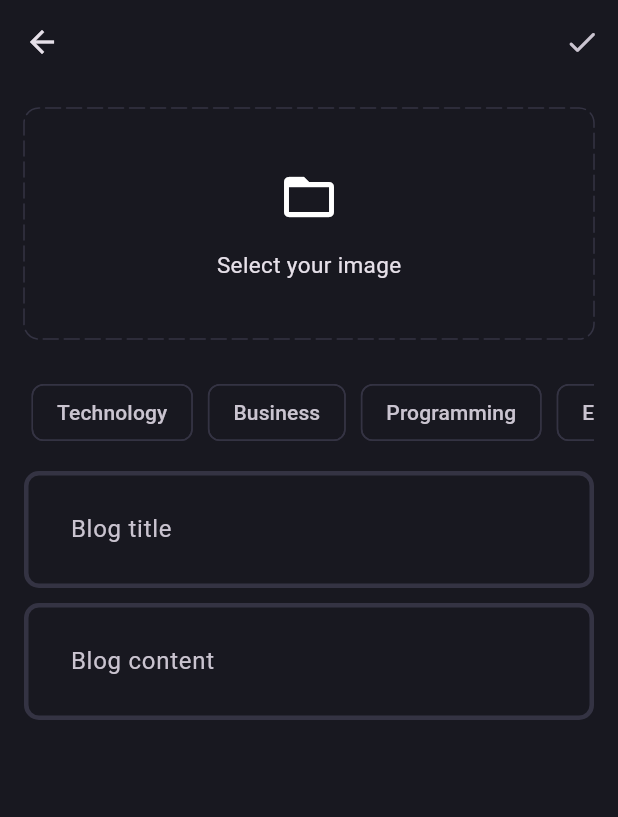
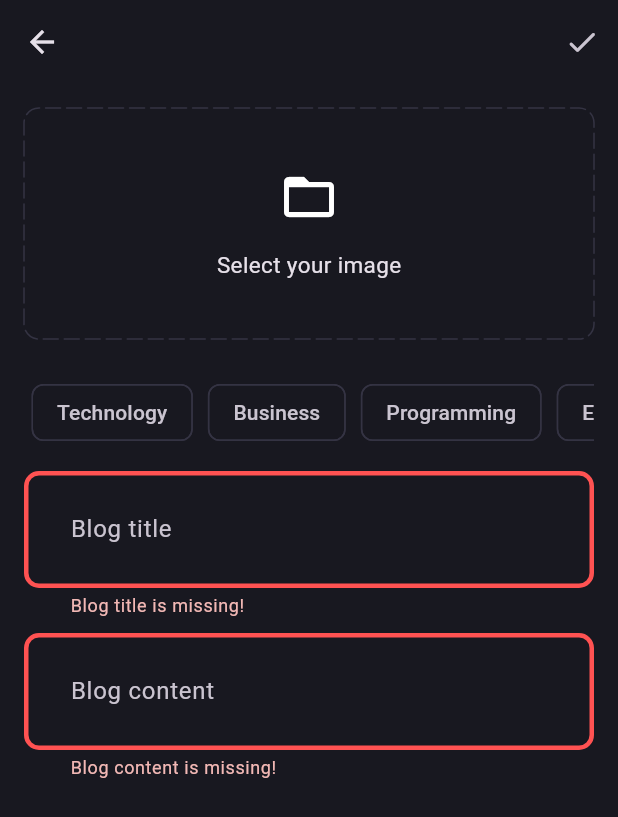
Before and after one commit to ziii19/blog-app, a Flutter app: the AddNewBlogPage screen opened directly, after a tap on the "done" icon, on a phone screen of 412 x 824 dp. Shown: the top 817 px of the screen. Run offline on Flutter 3.47's test engine with Material 3 defaults, Android fonts, the phone set to English and light mode, and no system bars; drawn by our look-alikes of dotted_border; our stand-ins replace flutter_bloc, fpdart, get_it, image_picker, supabase_flutter; accounts and stored records are empty.

Commit message:
create blog model and create feature add new blog

```diff
--- /dev/null
+++ b/lib/features/blog/data/datasources/blog_remote_data_sources.dart
@@ -0,0 +1,47 @@
+import 'dart:io';
+
+import 'package:blog_app/core/error/exceptions.dart';
+import 'package:blog_app/features/blog/data/models/blog_models.dart';
+import 'package:supabase_flutter/supabase_flutter.dart';
+
+abstract interface class BlogRemoteDataSource {
+  Future<BlogModel> uploadBlog(BlogModel blog);
+  Future<String> uploadBlogImage(
+      {required File image, required BlogModel blog});
+}
+
+class BlogRemoteDataSourceImpl implements BlogRemoteDataSource {
+  final SupabaseClient supabaseClient;
+
+  BlogRemoteDataSourceImpl(this.supabaseClient);
+  @override
+  Future<BlogModel> uploadBlog(BlogModel blog) async {
+    try {
+      final result =
+          await supabaseClient.from('blogs').insert(blog.toJson()).select();
+
+      return BlogModel.fromJson(result.first);
+    } catch (e) {
+      throw ServerException(e.toString());
+    }
+  }
+
+  @override
+  Future<String> uploadBlogImage({
+    required File image,
+    required BlogModel blog,
+  }) async {
+    try {
+      await supabaseClient.storage.from('blog_images').upload(
+            blog.id,
+            image,
+          );
+
+      return supabaseClient.storage.from('blog_images').getPublicUrl(
+            blog.id,
+          );
+    } catch (e) {
+      throw ServerException(e.toString());
+    }
+  }
+}
--- /dev/null
+++ b/lib/features/blog/data/models/blog_models.dart
@@ -0,0 +1,58 @@
+import 'package:blog_app/features/blog/domain/entities/blog.dart';
+
+class BlogModel extends Blog {
+  BlogModel(
+      {required super.id,
+      required super.blogId,
+      required super.title,
+      required super.content,
+      required super.imageUrl,
+      required super.topics,
+      required super.updatedAt});
+
+  Map<String, dynamic> toJson() {
+    return <String, dynamic>{
+      'id': id,
+      'blog_id': blogId,
+      'title': title,
+      'content': content,
+      'image_url': imageUrl,
+      'topics': topics,
+      'updated_at': updatedAt.toIso8601String(),
+    };
+  }
+
+  factory BlogModel.fromJson(Map<String, dynamic> map) {
+    return BlogModel(
+      id: map['id'] as String,
+      blogId: map['blog_id'] as String,
+      title: map['title'] as String,
+      content: map['content'] as String,
+      imageUrl: map['image_url'] as String,
+      topics: List<String>.from(map['topics'] ?? []),
+      updatedAt: map['updated_at'] == null
+          ? DateTime.now()
+          : DateTime.parse(map['updated_at']),
+    );
+  }
+
+  BlogModel copyWith({
+    String? id,
+    String? blogId,
+    String? title,
+    String? content,
+    String? imageUrl,
+    List<String>? topics,
+    DateTime? updatedAt,
+  }) {
+    return BlogModel(
+      id: id ?? this.id,
+      blogId: blogId ?? this.blogId,
+      title: title ?? this.title,
+      content: content ?? this.content,
+      imageUrl: imageUrl ?? this.imageUrl,
+      topics: topics ?? this.topics,
+      updatedAt: updatedAt ?? this.updatedAt,
+    );
+  }
+}
--- /dev/null
+++ b/lib/features/blog/domain/entities/blog.dart
@@ -0,0 +1,19 @@
+class Blog {
+  final String id;
+  final String blogId;
+  final String title;
+  final String content;
+  final String imageUrl;
+  final List<String> topics;
+  final DateTime updatedAt;
+
+  Blog({
+    required this.id,
+    required this.blogId,
+    required this.title,
+    required this.content,
+    required this.imageUrl,
+    required this.topics,
+    required this.updatedAt,
+  });
+}
--- /dev/null
+++ b/lib/features/blog/domain/repositories/blog_repository.dart
@@ -0,0 +1,16 @@
+import 'dart:io';
+
+import 'package:blog_app/core/error/failures.dart';
+import 'package:fpdart/fpdart.dart';
+
+import '../../data/models/blog_models.dart';
+
+abstract interface class BlogRepository {
+  Future<Either<Failure, BlogModel>> uploadBlog({
+    required File image,
+    required String title,
+    required String content,
+    required String blogId,
+    required List<String> topics,
+  });
+}
--- /dev/null
+++ b/lib/features/blog/domain/usecases/upload_blog.dart
@@ -0,0 +1,37 @@
+import 'dart:io';
+
+import 'package:blog_app/core/error/failures.dart';
+import 'package:blog_app/core/usecase/usecase.dart';
+import 'package:blog_app/features/blog/domain/entities/blog.dart';
+import 'package:blog_app/features/blog/domain/repositories/blog_repository.dart';
+import 'package:fpdart/fpdart.dart';
+
+class UploadBlog implements Usecase<Blog, UploadBlogParam> {
+  final BlogRepository blogRepository;
+  UploadBlog(this.blogRepository);
+  @override
+  Future<Either<Failure, Blog>> call(UploadBlogParam params) async {
+    return await blogRepository.uploadBlog(
+      image: params.image,
+      title: params.title,
+      content: params.content,
+      blogId: params.blogId,
+      topics: params.topics,
+    );
+  }
+}
+
+class UploadBlogParam {
+  final String blogId;
+  final String title;
+  final String content;
+  final File image;
+  final List<String> topics;
+
+  UploadBlogParam(
+      {required this.blogId,
+      required this.title,
+      required this.content,
+      required this.image,
+      required this.topics});
+}
--- /dev/null
+++ b/lib/features/blog/presentation/bloc/blog_bloc.dart
@@ -0,0 +1,33 @@
+import 'dart:io';
+
+import 'package:blog_app/features/blog/domain/usecases/upload_blog.dart';
+import 'package:flutter/material.dart';
+import 'package:flutter_bloc/flutter_bloc.dart';
+
+part 'blog_event.dart';
+part 'blog_state.dart';
+
+class BlogBloc extends Bloc<BlogEvent, BlogState> {
+  final UploadBlog uploadBlog;
+  BlogBloc(this.uploadBlog) : super(BlogInitial()) {
+    on<BlogEvent>((event, emit) => emit(BlogLoading()));
+    on<BlocUpload>(_onBlogUpload);
+  }
+
+  void _onBlogUpload(BlocUpload event, Emitter<BlogState> emit) async {
+    emit(BlogLoading());
+    final result = await uploadBlog(UploadBlogParam(
+      blogId: event.blogId,
+      title: event.title,
+      content: event.content,
+      image: event.image,
+      topics: event.topics,
+    ));
+    result.fold(
+      (l) => emit(BlogFailure(l.toString())),
+      (r) => emit(
+        BlogSuccess(),
+      ),
+    );
+  }
+}
--- /dev/null
+++ b/lib/features/blog/presentation/bloc/blog_event.dart
@@ -0,0 +1,19 @@
+part of 'blog_bloc.dart';
+
+@immutable
+sealed class BlogEvent {}
+
+final class BlocUpload extends BlogEvent {
+  final String blogId;
+  final String title;
+  final String content;
+  final File image;
+  final List<String> topics;
+  BlocUpload({
+    required this.blogId,
+    required this.title,
+    required this.content,
+    required this.image,
+    required this.topics,
+  });
+}
--- /dev/null
+++ b/lib/features/blog/presentation/bloc/blog_state.dart
@@ -0,0 +1,16 @@
+part of 'blog_bloc.dart';
+
+@immutable
+sealed class BlogState {}
+
+final class BlogInitial extends BlogState {}
+
+final class BlogLoading extends BlogState {}
+
+final class BlogFailure extends BlogState {
+  final String error;
+
+  BlogFailure(this.error);
+}
+
+class BlogSuccess extends BlogState {}
--- a/lib/features/blog/presentation/pages/add_new_blog_page.dart
+++ b/lib/features/blog/presentation/pages/add_new_blog_page.dart
@@ -5,6 +5,13 @@ import 'package:blog_app/core/utils/pick_image.dart';
 import 'package:blog_app/features/blog/presentation/widgets/blog_editor.dart';
 import 'package:dotted_border/dotted_border.dart';
 import 'package:flutter/material.dart';
+import 'package:flutter_bloc/flutter_bloc.dart';
+
+import '../../../../core/common/cubits/cubit/app_user_cubit.dart';
+import '../../../../core/common/widgets/loader.dart';
+import '../../../../core/utils/show_snackbar.dart';
+import '../bloc/blog_bloc.dart';
+import 'blog_page.dart';
 
 class AddNewBlogPage extends StatefulWidget {
   static route() => MaterialPageRoute(
@@ -19,6 +26,7 @@ class AddNewBlogPage extends StatefulWidget {
 class _AddNewBlogPageState extends State<AddNewBlogPage> {
   final titleController = TextEditingController();
   final contentController = TextEditingController();
+  final formKey = GlobalKey<FormState>();
   List<String> selectedTopics = [];
   File? image;
 
@@ -28,6 +36,24 @@ class _AddNewBlogPageState extends State<AddNewBlogPage> {
       setState(() {
         image = pickedImage;
       });
+    }
+  }
+
+  void uploadBlog() {
+    if (formKey.currentState!.validate() &&
+        image != null &&
+        selectedTopics.isNotEmpty) {
+      final blogId =
+          (context.read<AppUserCubit>().state as AppUserLoggedIn).user.id;
+      context.read<BlogBloc>().add(
+            BlocUpload(
+              title: titleController.text,
+              content: contentController.text,
+              image: image!,
+              topics: selectedTopics,
+              blogId: blogId,
+            ),
+          );
     }
   }
 
@@ -44,14 +70,34 @@ class _AddNewBlogPageState extends State<AddNewBlogPage> {
       appBar: AppBar(
         actions: [
           IconButton(
-            onPressed: () {},
+            onPressed: () {
+              uploadBlog();
+            },
             icon: const Icon(Icons.done_rounded),
           )
         ],
       ),
-      body: SingleChildScrollView(
+      body: BlocConsumer<BlogBloc, BlogState>(
+        listener: (context, state) {
+          if (state is BlogFailure) {
+            showSnackBar(context: context, content: state.error);
+          } else if (state is BlogSuccess) {
+            Navigator.pushAndRemoveUntil(
+              context,
+              BlogPage.route(),
+              (route) => false,
+            );
+          }
+        },
+        builder: (context, state) {
+          if (state is BlogLoading) {
+            return const Loader();
+          }
+          return SingleChildScrollView(
             child: Padding(
               padding: const EdgeInsets.all(16.0),
+              child: Form(
+                key: formKey,
                 child: Column(
                   children: [
                     image != null
@@ -103,8 +149,12 @@ class _AddNewBlogPageState extends State<AddNewBlogPage> {
                     SingleChildScrollView(
                       scrollDirection: Axis.horizontal,
                       child: Row(
-                  children:
-                      ['Technology', 'Business', 'Programming', 'Entertainment']
+                        children: [
+                          'Technology',
+                          'Business',
+                          'Programming',
+                          'Entertainment'
+                        ]
                             .map((e) => Padding(
                                   padding: const EdgeInsets.all(5.0),
                                   child: GestureDetector(
@@ -149,5 +199,8 @@ class _AddNewBlogPageState extends State<AddNewBlogPage> {
               ),
             ),
           );
+        },
+      ),
+    );
   }
 }
--- a/lib/features/blog/presentation/pages/blog_page.dart
+++ b/lib/features/blog/presentation/pages/blog_page.dart
@@ -3,6 +3,9 @@ import 'package:flutter/cupertino.dart';
 import 'package:flutter/material.dart';
 
 class BlogPage extends StatelessWidget {
+  static route() => MaterialPageRoute(
+        builder: (context) => const BlogPage(),
+      );
   const BlogPage({super.key});
 
   @override
--- a/lib/features/blog/presentation/widgets/blog_editor.dart
+++ b/lib/features/blog/presentation/widgets/blog_editor.dart
@@ -17,6 +17,12 @@ class BlogEditor extends StatelessWidget {
         hintText: hintText,
       ),
       maxLines: null,
+      validator: (value) {
+        if (value == null || value.isEmpty) {
+          return '$hintText is missing!';
+        }
+        return null;
+      },
     );
   }
 }
--- a/lib/main.dart
+++ b/lib/main.dart
@@ -2,6 +2,7 @@ import 'package:blog_app/core/common/cubits/cubit/app_user_cubit.dart';
 import 'package:blog_app/core/theme/theme.dart';
 import 'package:blog_app/features/auth/presentation/bloc/auth_bloc.dart';
 import 'package:blog_app/features/auth/presentation/pages/login_page.dart';
+import 'package:blog_app/features/blog/presentation/bloc/blog_bloc.dart';
 import 'package:blog_app/features/blog/presentation/pages/blog_page.dart';
 import 'package:blog_app/init_dependencies.dart';
 import 'package:flutter/material.dart';
@@ -16,6 +17,9 @@ void main() async {
     ),
     BlocProvider(
       create: (context) => serviceLocator<AuthBloc>(),
+    ),
+    BlocProvider(
+      create: (context) => serviceLocator<BlogBloc>(),
     )
   ], child: const MyApp()));
 }
--- a/pubspec.yaml
+++ b/pubspec.yaml
@@ -37,6 +37,7 @@ dependencies:
   get_it: ^7.7.0
   image_picker: ^1.1.2
   supabase_flutter: ^2.6.0
+  uuid: ^4.5.0
 
 dev_dependencies:
   flutter_lints: ^4.0.0
```
Also changed, not shown: lib/features/blog/data/repositories/blog_repository_impl.dart (added, +48 -0 lines), lib/init_dependencies.dart (+34 -0 lines), pubspec.lock. Lines whose indentation alone changed are shown as unchanged.
